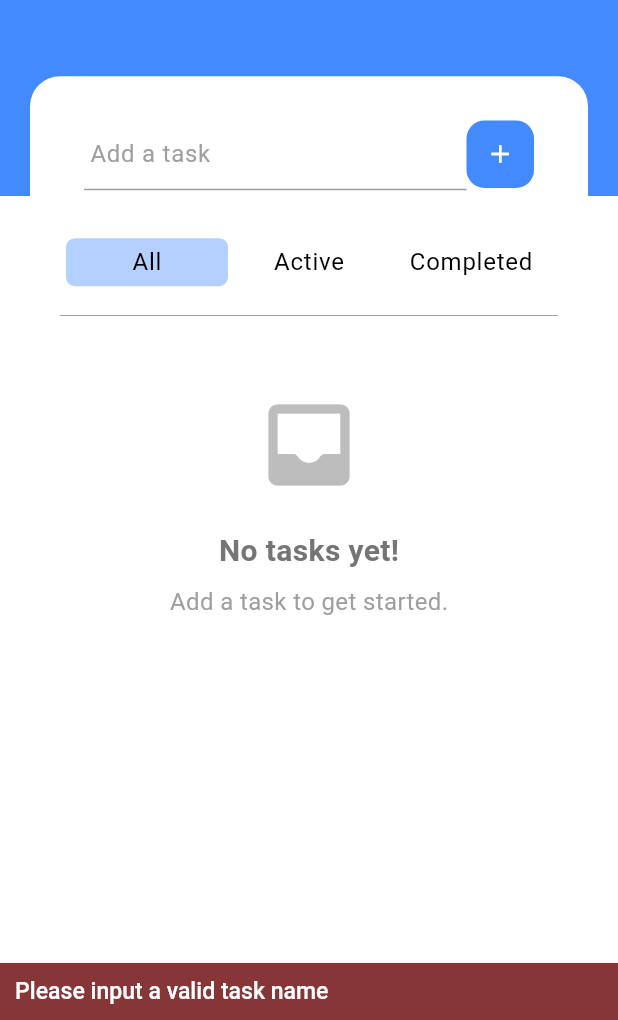
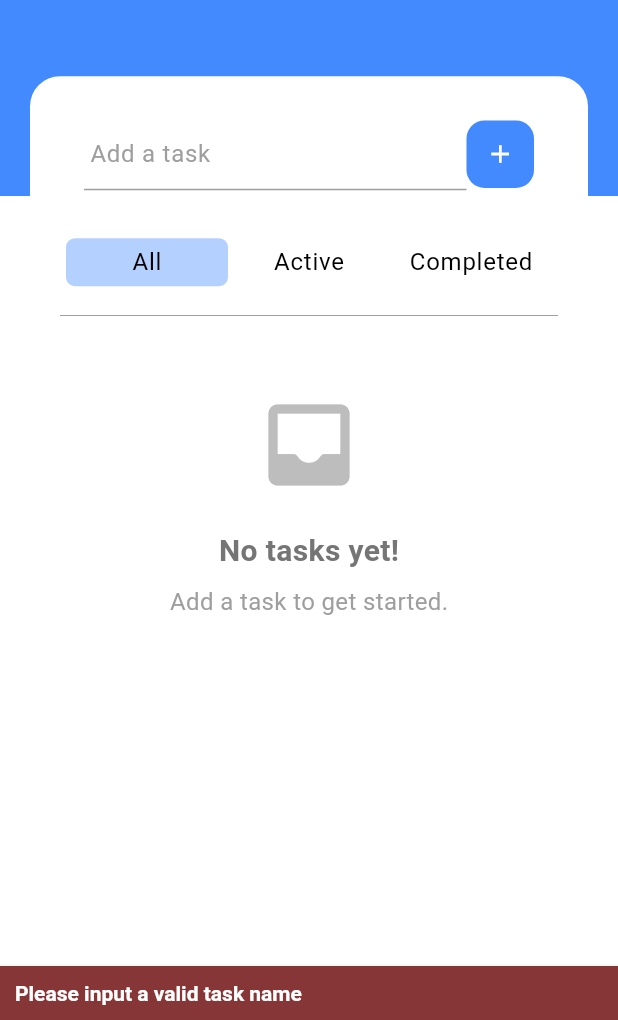
Before and after one commit to lakshayXD/taskify, a Flutter app: the screen it shows after launch, after a tap on the "add" icon, on a phone screen of 412 x 824 dp, the part 216-1236 px from its top. Run offline on Flutter 3.47's test engine with Material 3 defaults, Android fonts, the phone set to English and light mode, and no system bars; our stand-ins replace flutter_riverpod, flutter_staggered_animations, page_transition, shared_preferences.

Commit message:
final commit

```diff
--- a/lib/widgets/custom_snack_bar.dart
+++ b/lib/widgets/custom_snack_bar.dart
@@ -1,4 +1,5 @@
 import 'package:flutter/material.dart';
+import 'package:todo_list/utils/constants.dart';
 import 'package:todo_list/utils/utilities.dart';
 import 'package:todo_list/utils/globals.dart';
 
@@ -52,7 +53,14 @@ void _showSnackBar(
     ?..clearSnackBars()
     ..showSnackBar(
       SnackBar(
-        content: Text(text!),
+        content: Text(
+          text!,
+          style: TextStyle(
+            fontSize: 14,
+            fontWeight: FontWeight.w600,
+            color: primaryWhite,
+          ),
+        ),
         backgroundColor: _getBackgroundColor(snackBarType),
         clipBehavior: Clip.none,
         padding: const EdgeInsets.all(10),
```
